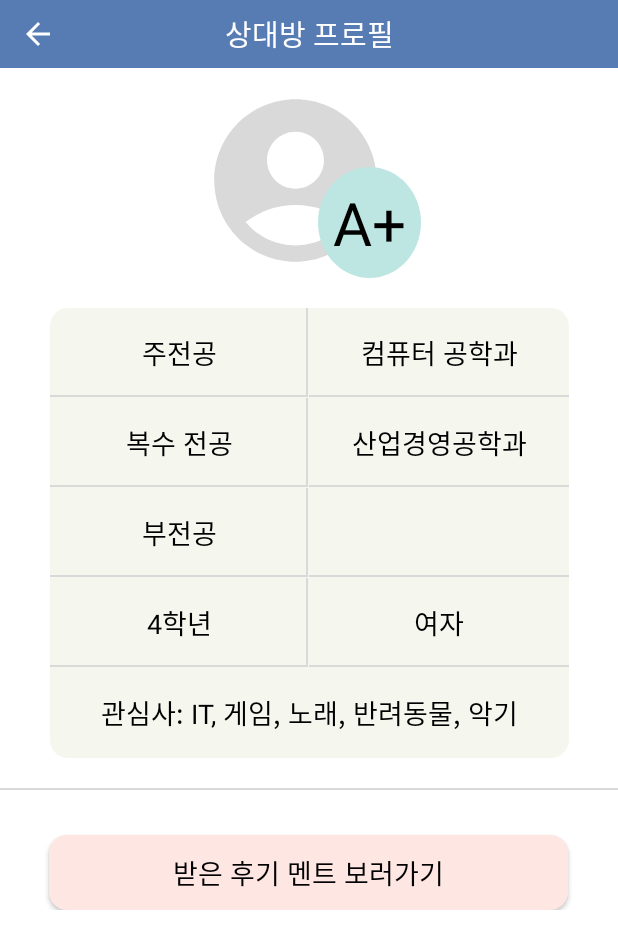
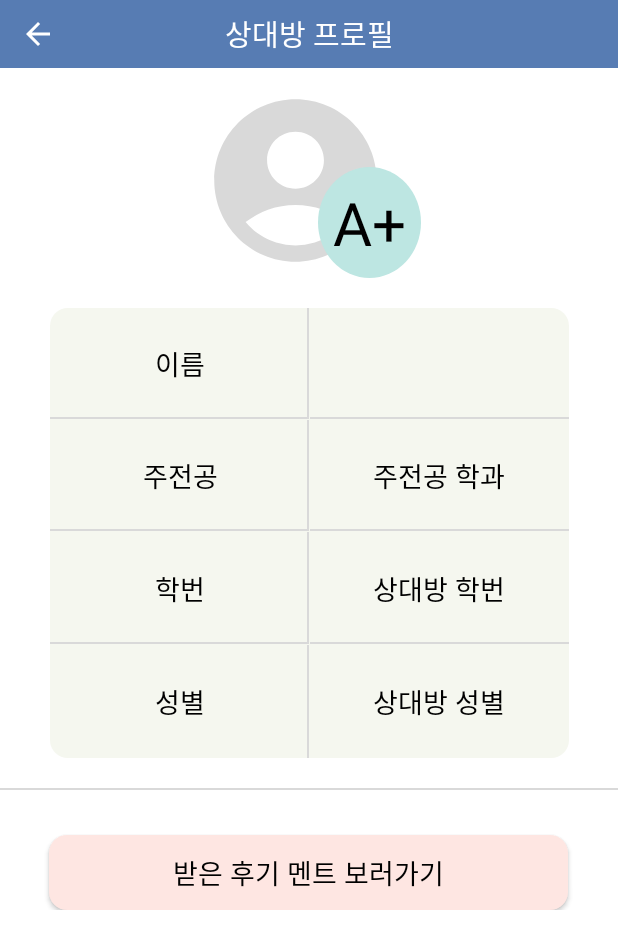
Before and after one commit to neonadeul/Sungkyul_Friends, an Android app: the other_person_profile screen opened directly, with no data from a screen before it, on a phone screen of 412 x 824 dp. Shown: the top 949 px of the screen. Run offline under Robolectric (Android 15) with nearby library versions, the phone set to English and light mode, and no system bars; our stand-ins replace Volley; network calls fail.

Commit message:
feat: PartnerInfo finish design: other_person_profile modify

```diff
--- a/app/src/main/java/com/gmail/sungkyulfriends/LoginRegister/login_page.java
+++ b/app/src/main/java/com/gmail/sungkyulfriends/LoginRegister/login_page.java
@@ -27,6 +27,7 @@ public class login_page extends AppCompatActivity {
     private Button login_button, join_button;
     private EditText et_id, et_pw;
     public static String userID;
+    public static String userPass;
 
     @Override
     protected void onCreate(Bundle savedInstanceState) {
@@ -55,7 +56,7 @@ public class login_page extends AppCompatActivity {
             public void onClick(View v) {
                 //EditText에 현재 입력되어 있는 값을 가져온다
                 userID = et_id.getText().toString(); //String 뻄
-                String userPass = et_pw.getText().toString();
+                userPass = et_pw.getText().toString();
 
                 Response.Listener<String> responseListener = new Response.Listener<String>() {
 
--- a/app/src/main/java/com/gmail/sungkyulfriends/MyPage/other_person_profile.java
+++ b/app/src/main/java/com/gmail/sungkyulfriends/MyPage/other_person_profile.java
@@ -4,12 +4,16 @@ import androidx.appcompat.app.AppCompatActivity;
 
 import android.content.Intent;
 import android.os.Bundle;
+import android.util.Log;
 import android.view.View;
 import android.widget.Button;
 import android.widget.ImageView;
+import android.widget.TextView;
 
 import com.gmail.sungkyulfriends.MatchingList.matching_list_same_class;
 import com.gmail.sungkyulfriends.R;
+import com.gmail.sungkyulfriends.SeniorAndJunior.GetMatchingPartnerID;
+import com.gmail.sungkyulfriends.SeniorAndJunior.class_matched_firendFirst;
 
 public class other_person_profile extends AppCompatActivity {
 
@@ -24,17 +28,43 @@ public class other_person_profile extends AppCompatActivity {
         back_arrow.setOnClickListener(new View.OnClickListener() {
             @Override
             public void onClick(View v) {
-                Intent intent = new Intent(other_person_profile.this, matching_list_same_class.class);
+                Intent intent = new Intent(other_person_profile.this, class_matched_firendFirst.class);
                 startActivity(intent);
             }
         });
 
-        more_review_button = findViewById(R.id.more_review_button);
-        more_review_button.setOnClickListener(new View.OnClickListener() {
+
+        // 상대방 이름
+        TextView partner_name_text = findViewById(R.id.partner_name_text);
+        Intent intent = getIntent();
+        String partner_name = intent.getStringExtra("partner_name");
+        partner_name_text.setText(partner_name);
+
+
+        // 서버에서 상대방정보 가져오기 ////////////////////////////////////////
+        GetMatchingPartnerID getMatchingPartnerID = new GetMatchingPartnerID(this.getApplicationContext());
+        TextView partner_dept_text = findViewById(R.id.partner_dept_text);
+        TextView partner_studentID_text = findViewById(R.id.partner_studentID_text);
+        TextView partner_sex_text = findViewById(R.id.partner_sex_text);
+
+        getMatchingPartnerID.setOnPartnerInfoReceivedListener(new GetMatchingPartnerID.OnPartnerInfoReceivedListener() {
             @Override
-            public void onClick(View v) {
-                Intent intent = new Intent(other_person_profile.this, review_page.class);
-                startActivity(intent);
+            public void onPartnerInfoReceived(String partnerID, String name, String sex, String mainDept, String studentID, String deptT) {
+                // 응답을 받아서 처리하는 코드를 여기에 작성합니다.
+                runOnUiThread(new Runnable() {
+                    @Override
+                    public void run() {
+                        partner_dept_text.setText(mainDept);
+                        Log.d("상대방학과: ", mainDept);
+
+                        partner_studentID_text.setText(studentID);
+                        Log.d("상대방학번: ", studentID);
+
+                        partner_sex_text.setText(sex);
+                        Log.d("상대방성별: ", sex);
+
+                    }
+                });
             }
         });
 
--- a/app/src/main/java/com/gmail/sungkyulfriends/SeniorAndJunior/GetMatchingPartnerID.java
+++ b/app/src/main/java/com/gmail/sungkyulfriends/SeniorAndJunior/GetMatchingPartnerID.java
@@ -86,17 +86,15 @@ public class GetMatchingPartnerID {
             }
         };
 
-        // MatchingPartnerID 생성 시 Context 전달
-        MatchingPartnerID matchingPartnerID = MatchingPartnerID.getInstance(context, userID, responseListener, new Response.ErrorListener() {
+        // 여기서 MatchingPartnerID를 새로 생성하도록 변경
+        MatchingPartnerID matchingPartnerID = new MatchingPartnerID(context, userID, responseListener, new Response.ErrorListener() {
             @Override
             public void onErrorResponse(VolleyError error) {
                 Log.e("에러", error.getMessage());
             }
         });
 
-        // RequestQueue에 추가
         queue.add(matchingPartnerID);
-
     }
 
     public String getPartnerID() {
--- /dev/null
+++ b/app/src/main/res/drawable/right_line.xml
@@ -0,0 +1,14 @@
+<?xml version="1.0" encoding="utf-8"?>
+<layer-list xmlns:android="http://schemas.android.com/apk/res/android">
+    <item
+        android:bottom ="-2dp"
+        android:left ="-2dp"
+        android:right="1dp"
+        android:top="-2dp"    >
+        <shape android:shape="rectangle">
+            <stroke android:color="#d9d9d9"
+                android:width="1dp"/>
+        </shape>
+    </item>
+
+</layer-list>
--- a/app/src/main/res/layout/activity_class_main_matched_first.xml
+++ b/app/src/main/res/layout/activity_class_main_matched_first.xml
@@ -55,7 +55,6 @@
             android:src="@drawable/ic_compare_arrows_31" />
 
         <LinearLayout
-            android:id="@+id/partner_profile"
             android:layout_width="wrap_content"
             android:layout_height="wrap_content"
             android:layout_marginTop="15dp"
@@ -69,6 +68,7 @@
                 android:orientation="vertical">
 
                 <ImageView
+                    android:id="@+id/partner_profile"
                     android:layout_width="wrap_content"
                     android:layout_height="wrap_content"
                     android:src="@drawable/ic_account_circle_130" />
--- a/app/src/main/res/layout/activity_other_person_profile.xml
+++ b/app/src/main/res/layout/activity_other_person_profile.xml
@@ -76,7 +76,7 @@
         <TextView
             android:layout_width="0dp"
             android:layout_height="0dp"
-            android:text="주전공"
+            android:text="이름"
             android:textColor="@color/black"
             android:textSize="18dp"
             android:gravity="center"
@@ -86,9 +86,10 @@
 
 
         <TextView
+            android:id="@+id/partner_name_text"
             android:layout_width="0dp"
             android:layout_height="0dp"
-            android:text="컴퓨터 공학과"
+            android:text="상대방 이름"
             android:textColor="@color/black"
             android:textSize="18dp"
             android:gravity="center"
@@ -100,7 +101,7 @@
         <TextView
             android:layout_width="0dp"
             android:layout_height="0dp"
-            android:text="복수 전공"
+            android:text="주전공"
             android:textColor="@color/black"
             android:textSize="18dp"
             android:gravity="center"
@@ -109,9 +110,10 @@
             android:background="@drawable/right_botom_line"/>
 
         <TextView
+            android:id="@+id/partner_dept_text"
             android:layout_width="0dp"
             android:layout_height="0dp"
-            android:text="산업경영공학과"
+            android:text="주전공 학과"
             android:textColor="@color/black"
             android:textSize="18dp"
             android:gravity="center"
@@ -122,7 +124,7 @@
         <TextView
             android:layout_width="0dp"
             android:layout_height="0dp"
-            android:text="부전공"
+            android:text="학번"
             android:textColor="@color/black"
             android:textSize="18dp"
             android:gravity="center"
@@ -131,13 +133,14 @@
             android:background="@drawable/right_botom_line"/>
 
         <TextView
+            android:id="@+id/partner_studentID_text"
             android:layout_width="0dp"
             android:layout_height="0dp"
             android:layout_rowWeight="1"
             android:layout_columnWeight="1"
             android:background="@drawable/bottom_line"
             android:gravity="center"
-            android:text="      "
+            android:text="상대방 학번"
             android:textColor="@color/black"
             android:textSize="18dp"
             tools:ignore="SpeakableTextPresentCheck" />
@@ -145,36 +148,24 @@
         <TextView
             android:layout_width="0dp"
             android:layout_height="0dp"
-            android:text="4학년"
+            android:text="성별"
             android:textColor="@color/black"
             android:textSize="18dp"
             android:gravity="center"
             android:layout_columnWeight="1"
             android:layout_rowWeight="1"
-            android:background="@drawable/right_botom_line"/>
+            android:background="@drawable/right_line"/>
 
         <TextView
+            android:id="@+id/partner_sex_text"
             android:layout_width="0dp"
             android:layout_height="0dp"
-            android:text="여자"
+            android:text="상대방 성별"
             android:textColor="@color/black"
             android:textSize="18dp"
             android:gravity="center"
             android:layout_columnWeight="1"
-            android:layout_rowWeight="1"
-            android:background="@drawable/bottom_line"/>
-
-        <TextView
-            android:layout_width="0dp"
-            android:layout_height="0dp"
-            android:text="관심사: IT, 게임, 노래, 반려동물, 악기"
-            android:textColor="@color/black"
-            android:textSize="18dp"
-            android:gravity="center"
-            android:layout_columnWeight="1"
-            android:layout_rowWeight="1"
-            android:layout_rowSpan="4"
-            android:layout_columnSpan="2"/>
+            android:layout_rowWeight="1"/>
 
     </GridLayout>
 
```
Also changed, not shown: app/src/main/java/com/gmail/sungkyulfriends/SeniorAndJunior/class_main_friendMatching.java (+54 -6 lines), app/src/main/java/com/gmail/sungkyulfriends/SeniorAndJunior/class_matched_firendFirst.java (+17 -1 lines), app/src/main/res/layout/activity_class_matching_friend.xml (+7 -6 lines), app/src/main/res/values/array.xml (+40 -2 lines).
